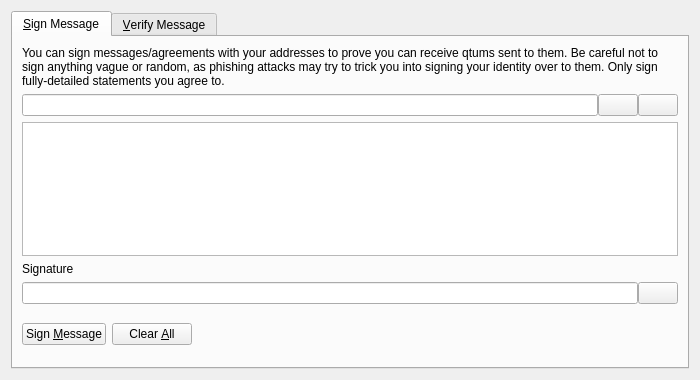
Qt form src/qt/forms/signverifymessagedialog.ui (qtumproject/qtum) before a commit.
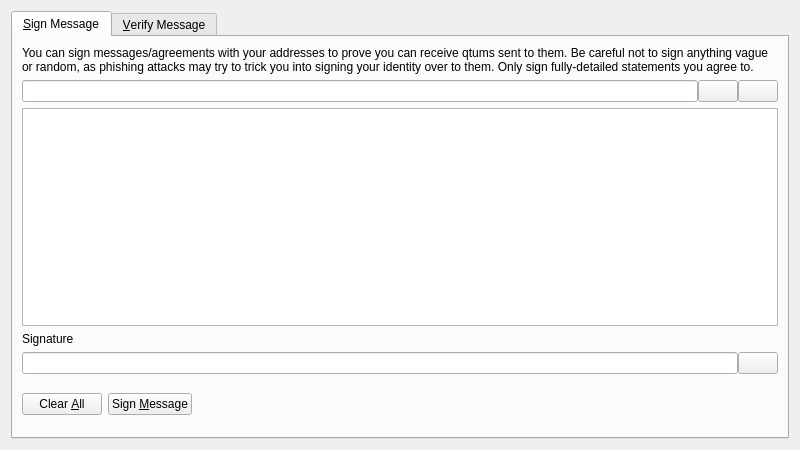
The same form after that commit. Icons and pictures are not drawn. Custom widgets are drawn as their Qt base class.

Commit message: Update dislogs buttons

```diff
--- a/src/qt/forms/signverifymessagedialog.ui
+++ b/src/qt/forms/signverifymessagedialog.ui
@@ -6,8 +6,8 @@
    <rect>
     <x>0</x>
     <y>0</y>
-    <width>700</width>
-    <height>380</height>
+    <width>800</width>
+    <height>450</height>
    </rect>
   </property>
   <property name="windowTitle">
@@ -149,6 +149,23 @@
        </item>
        <item>
         <layout class="QHBoxLayout" name="horizontalLayout_3_SM">
+         <item>
+          <widget class="QPushButton" name="clearButton_SM">
+           <property name="toolTip">
+            <string>Reset all sign message fields</string>
+           </property>
+           <property name="text">
+            <string>Clear &amp;All</string>
+           </property>
+           <property name="icon">
+            <iconset resource="../bitcoin.qrc">
+             <normaloff>:/icons/remove</normaloff>:/icons/remove</iconset>
+           </property>
+           <property name="autoDefault">
+            <bool>false</bool>
+           </property>
+          </widget>
+         </item>
          <item>
           <widget class="QPushButton" name="signMessageButton_SM">
            <property name="toolTip">
@@ -166,23 +183,6 @@
            </property>
           </widget>
          </item>
-         <item>
-          <widget class="QPushButton" name="clearButton_SM">
-           <property name="toolTip">
-            <string>Reset all sign message fields</string>
-           </property>
-           <property name="text">
-            <string>Clear &amp;All</string>
-           </property>
-           <property name="icon">
-            <iconset resource="../bitcoin.qrc">
-             <normaloff>:/icons/remove</normaloff>:/icons/remove</iconset>
-           </property>
-           <property name="autoDefault">
-            <bool>false</bool>
-           </property>
-          </widget>
-         </item>
          <item>
           <spacer name="horizontalSpacer_1_SM">
            <property name="orientation">
```
Left out of the diff: 34 changed lines with no effect on the pictures. The commit also changes 14 other files.
